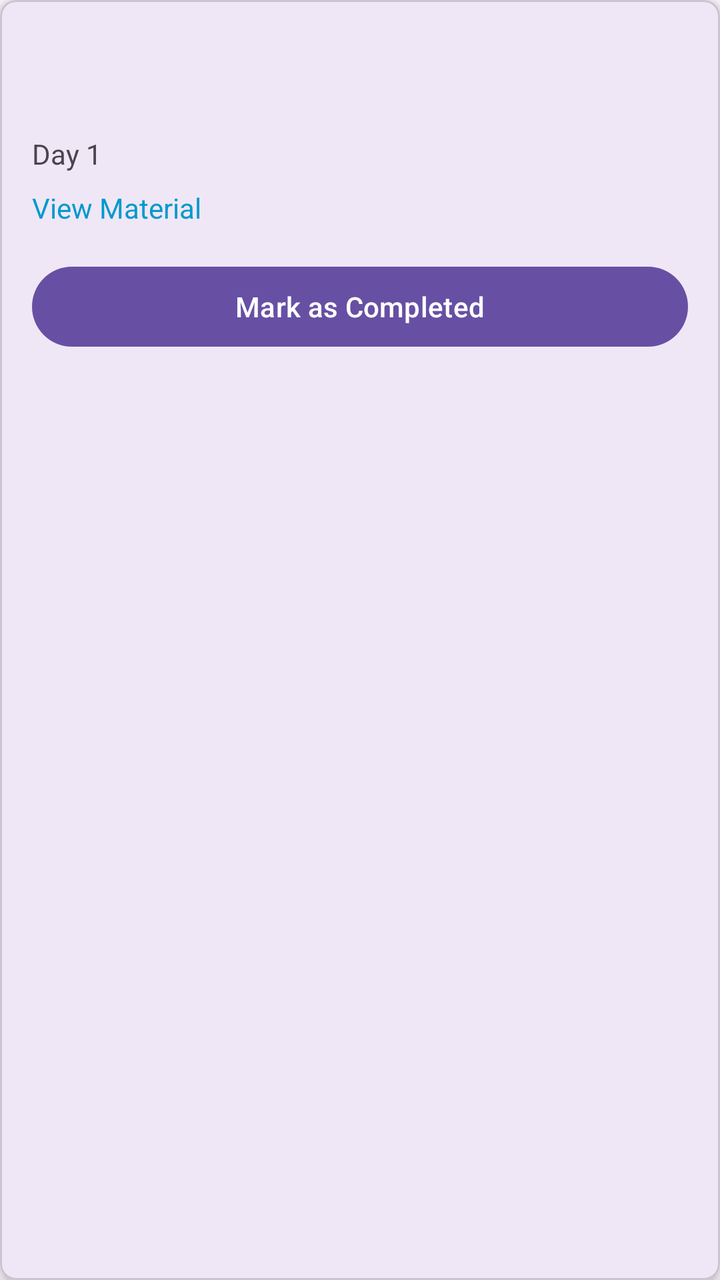
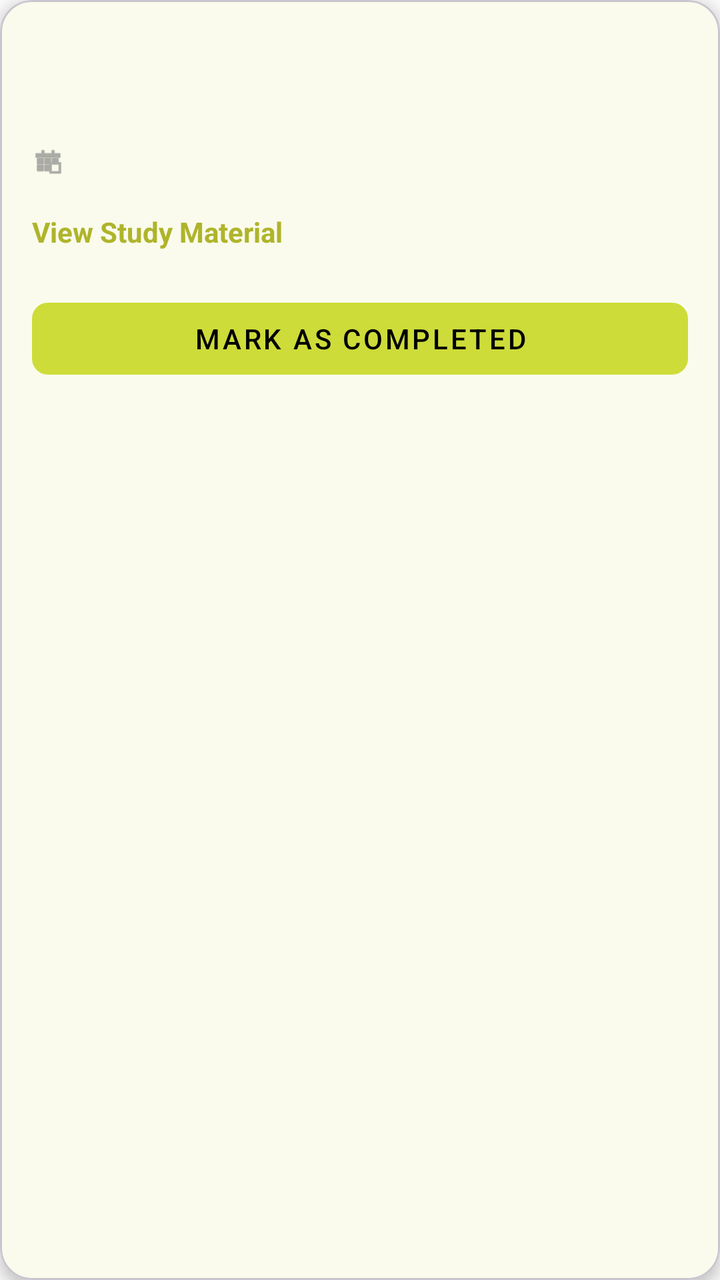

The first picture is an Android layout as it rendered before a commit; the second is the same layout after the commit. The layout source and the unified diff follow.
<!-- AndroidManifest.xml: application theme Theme.StudyBuddy -->
<!-- res/layout/item_task.xml -->
<?xml version="1.0" encoding="utf-8"?>
<com.google.android.material.card.MaterialCardView xmlns:android="http://schemas.android.com/apk/res/android"
    xmlns:app="http://schemas.android.com/apk/res-auto"
    android:layout_width="match_parent"
    android:layout_height="wrap_content"
    android:layout_margin="8dp"
    app:cardCornerRadius="8dp"
    app:cardElevation="4dp">

    <LinearLayout
        android:layout_width="match_parent"
        android:layout_height="wrap_content"
        android:orientation="vertical"
        android:padding="16dp">

        <TextView
            android:id="@+id/courseNameTextView"
            android:layout_width="wrap_content"
            android:layout_height="wrap_content"
            android:textColor="?attr/colorPrimary"
            android:textSize="14sp"
            android:textStyle="bold" />

        <TextView
            android:id="@+id/topicNameTextView"
            android:layout_width="wrap_content"
            android:layout_height="wrap_content"
            android:layout_marginTop="4dp"
            android:textSize="18sp"
            android:textStyle="bold" />

        <TextView
            android:id="@+id/dayNumberTextView"
            android:layout_width="wrap_content"
            android:layout_height="wrap_content"
            android:layout_marginTop="4dp"
            android:text="Day 1" />

        <TextView
            android:id="@+id/materialLinkTextView"
            android:layout_width="wrap_content"
            android:layout_height="wrap_content"
            android:layout_marginTop="8dp"
            android:text="View Material"
            android:textColor="@android:color/holo_blue_dark" />

        <Button
            android:id="@+id/completeTaskButton"
            android:layout_width="match_parent"
            android:layout_height="wrap_content"
            android:layout_marginTop="16dp"
            android:text="Mark as Completed" />

    </LinearLayout>
</com.google.android.material.card.MaterialCardView>
<!-- resources referenced by this layout -->
<resources>
  <style name="Theme.StudyBuddy" parent="Base.Theme.StudyBuddy" />
  <style name="Base.Theme.StudyBuddy" parent="Theme.Material3.DayNight.NoActionBar">
          
          
      </style>
</resources>

<!-- the commit's change to res/layout/item_task.xml (unified diff, before → after) -->
@@ -3,8 +3,9 @@
     xmlns:app="http://schemas.android.com/apk/res-auto"
     android:layout_width="match_parent"
     android:layout_height="wrap_content"
-    android:layout_margin="8dp"
-    app:cardCornerRadius="8dp"
+    android:layout_marginHorizontal="16dp"
+    android:layout_marginVertical="8dp"
+    app:cardCornerRadius="16dp"
     app:cardElevation="4dp">
 
     <LinearLayout
@@ -17,39 +18,64 @@
             android:id="@+id/courseNameTextView"
             android:layout_width="wrap_content"
             android:layout_height="wrap_content"
-            android:textColor="?attr/colorPrimary"
-            android:textSize="14sp"
-            android:textStyle="bold" />
+            android:textColor="@color/purple_500"
+            android:textSize="12sp"
+            android:textStyle="bold"
+            android:textAllCaps="true" />
 
         <TextView
             android:id="@+id/topicNameTextView"
             android:layout_width="wrap_content"
             android:layout_height="wrap_content"
             android:layout_marginTop="4dp"
-            android:textSize="18sp"
+            android:textColor="@color/black"
+            android:textSize="20sp"
             android:textStyle="bold" />
 
-        <TextView
-            android:id="@+id/dayNumberTextView"
-            android:layout_width="wrap_content"
+        <LinearLayout
+            android:layout_width="match_parent"
             android:layout_height="wrap_content"
-            android:layout_marginTop="4dp"
-            android:text="Day 1" />
+            android:layout_marginTop="8dp"
+            android:gravity="center_vertical"
+            android:orientation="horizontal">
+
+            <ImageView
+                android:layout_width="16dp"
+                android:layout_height="16dp"
+                android:src="@android:drawable/ic_menu_today"
+                app:tint="#757575" />
+
+            <TextView
+                android:id="@+id/dayNumberTextView"
+                android:layout_width="wrap_content"
+                android:layout_height="wrap_content"
+                android:layout_marginStart="4dp"
+                android:textColor="#757575"
+                android:textSize="14sp" />
+        </LinearLayout>
 
         <TextView
             android:id="@+id/materialLinkTextView"
             android:layout_width="wrap_content"
             android:layout_height="wrap_content"
-            android:layout_marginTop="8dp"
-            android:text="View Material"
-            android:textColor="@android:color/holo_blue_dark" />
+            android:layout_marginTop="12dp"
+            android:background="?attr/selectableItemBackground"
+            android:clickable="true"
+            android:focusable="true"
+            android:paddingVertical="4dp"
+            android:text="View Study Material"
+            android:textColor="@color/purple_700"
+            android:textSize="14sp"
+            android:textStyle="bold" />
 
         <Button
             android:id="@+id/completeTaskButton"
+            style="@style/Widget.MaterialComponents.Button.UnelevatedButton"
             android:layout_width="match_parent"
             android:layout_height="wrap_content"
             android:layout_marginTop="16dp"
-            android:text="Mark as Completed" />
+            android:text="Mark as Completed"
+            app:cornerRadius="8dp" />
 
     </LinearLayout>
 </com.google.android.material.card.MaterialCardView>
<!-- resource entries referenced after the edit -->
@@ -1,9 +1,28 @@
 <!-- resources referenced by this layout -->
 <resources>
+  <color name="black">#FF000000</color>
+  <color name="purple_500">#CDDC39</color>
+  <color name="purple_700">#AFB42B</color>
   <style name="Theme.StudyBuddy" parent="Base.Theme.StudyBuddy" />
   <style name="Base.Theme.StudyBuddy" parent="Theme.Material3.DayNight.NoActionBar">
           
+          <item name="colorPrimary">@color/lime_primary</item>
+          <item name="colorPrimaryVariant">@color/lime_primary_variant</item>
+          <item name="colorOnPrimary">@color/black</item>
           
+          <item name="colorSecondary">@color/lime_secondary</item>
+          <item name="colorSecondaryVariant">@color/lime_primary_variant</item>
+          <item name="colorOnSecondary">@color/black</item>
+          
+          <item name="android:statusBarColor">?attr/colorPrimaryVariant</item>
+  
+          <item name="android:windowBackground">@color/background_white</item>
+          <item name="colorSurface">@color/surface_white</item>
       </style>
+  <color name="lime_primary">#CDDC39</color>
+  <color name="lime_primary_variant">#AFB42B</color>
+  <color name="lime_secondary">#DCE775</color>
+  <color name="background_white">#FAFAFA</color>
+  <color name="surface_white">#FFFFFF</color>
 </resources>
 
